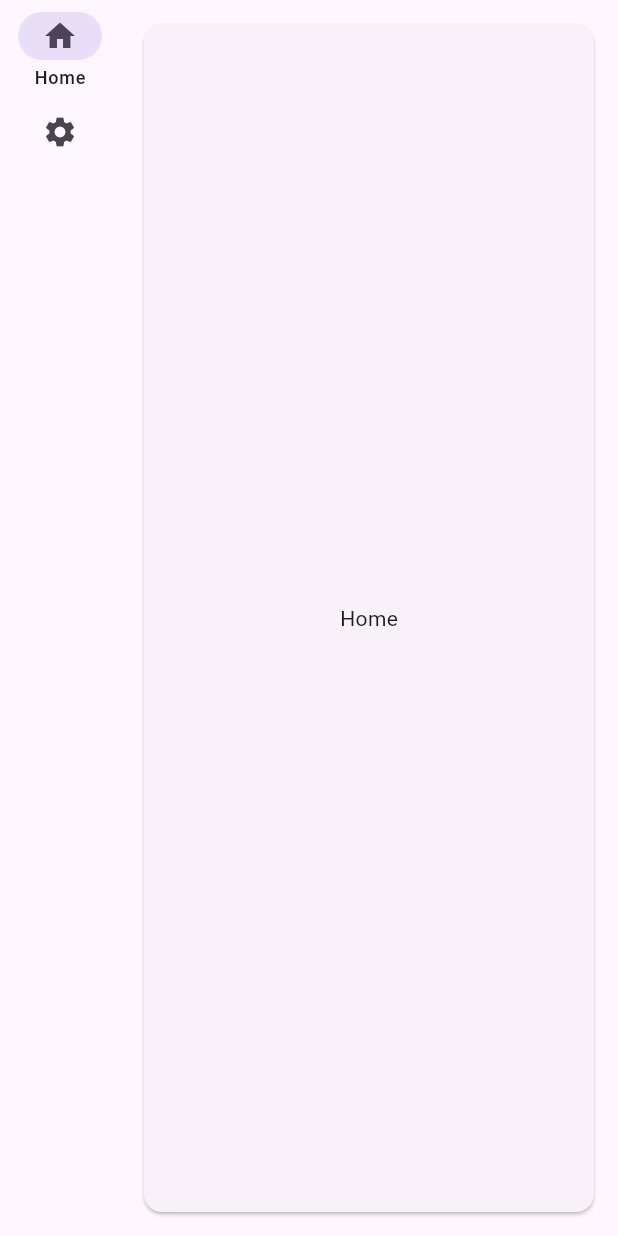
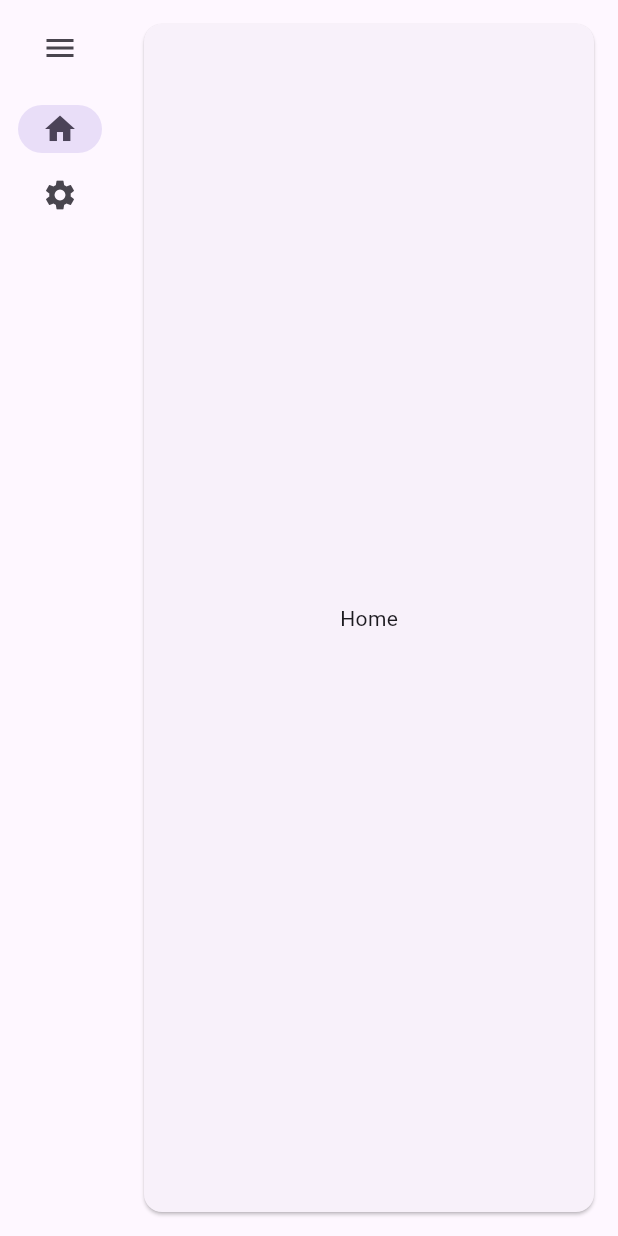
Before and after one commit to H2Sxxa/Arche, a Flutter app: the screen it shows after launch, on a phone screen of 412 x 824 dp. Run offline on Flutter 3.47's test engine with Material 3 defaults, Android fonts, the phone set to English and light mode, and no system bars; missing offline and left inert: dart:html.

Commit message:
✨ Add Animation to Icon

```diff
--- a/example/lib/main.dart
+++ b/example/lib/main.dart
@@ -36,9 +36,6 @@
               ),
             ),
           ],
-          config: NavigationRailConfig(
-            labelType: NavigationRailLabelType.selected,
-          ),
         )));
   }
 }
--- a/lib/src/widgets/material/navigation.dart
+++ b/lib/src/widgets/material/navigation.dart
@@ -74,7 +74,8 @@
   State<StatefulWidget> createState() => StateNavigationView();
 }
 
-class StateNavigationView extends State<NavigationView> {
+class StateNavigationView extends State<NavigationView>
+    with TickerProviderStateMixin {
   int _currentIndex = 0;
   late bool extended;
   void pushName(String name) {
@@ -87,10 +88,19 @@
     });
   }
 
+  late AnimationController animationIconCtrl;
   @override
   void initState() {
     super.initState();
     extended = widget.initialExtended;
+    animationIconCtrl = AnimationController(vsync: this)
+      ..duration = Durations.medium4;
+  }
+
+  @override
+  void dispose() {
+    super.dispose();
+    animationIconCtrl.dispose();
   }
 
   Widget buildRail() {
@@ -98,8 +108,14 @@
 
     Widget? leading = widget.leading ??
         IconButton(
-            onPressed: () => setState(() => extended = !extended),
-            icon: const Icon(Icons.menu));
+            onPressed: () => setState(() {
+                  extended = !extended;
+                  extended
+                      ? animationIconCtrl.forward()
+                      : animationIconCtrl.reverse();
+                }),
+            icon: AnimatedIcon(
+                icon: AnimatedIcons.menu_arrow, progress: animationIconCtrl));
 
     if (rail != null) {
       if (widget.leading == null &&
@@ -155,8 +171,7 @@
             padding: widget.items[_currentIndex].pagePadding ??
                 const EdgeInsets.all(12),
             child: AnimatedSwitcher(
-                duration:
-                    widget.switchDuration ?? const Duration(milliseconds: 500),
+                duration: widget.switchDuration ?? Durations.medium4,
                 transitionBuilder: widget.transitionBuilder ??
                     (child, animation) =>
                         AnimatedSwitcher.defaultTransitionBuilder(
```
